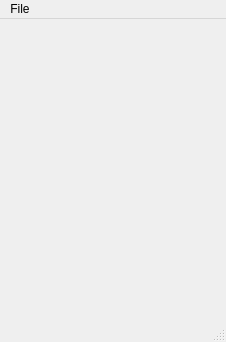
Before: the Qt Designer form include/MainWindow.ui in Georg-S/GGBoy-Desktop, drawn with Qt 5.
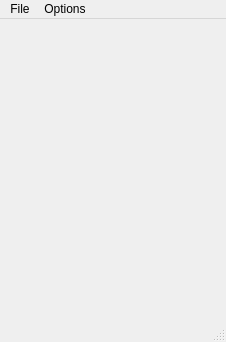
After: the same form once the commit is applied.

What changed in the file:
```diff
--- a/include/MainWindow.ui
+++ b/include/MainWindow.ui
@@ -47,7 +47,14 @@
     <addaction name="actionOpenROM"/>
     <addaction name="actionClose"/>
    </widget>
+   <widget class="QMenu" name="menuOptions">
+    <property name="title">
+     <string>Options</string>
+    </property>
+    <addaction name="actionInformations"/>
+   </widget>
    <addaction name="menuFile"/>
+   <addaction name="menuOptions"/>
   </widget>
   <widget class="QStatusBar" name="statusbar"/>
   <action name="actionOpenROM">
```
Left out of the diff: 5 changed lines with no effect on the pictures.
